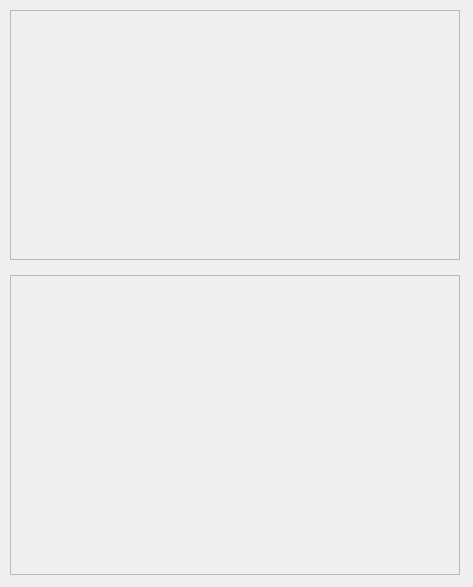
First picture: the form in src/rqt_gcs/resources/gcs.ui, repository CSUN-SERL/lcar-bot, before the edit.
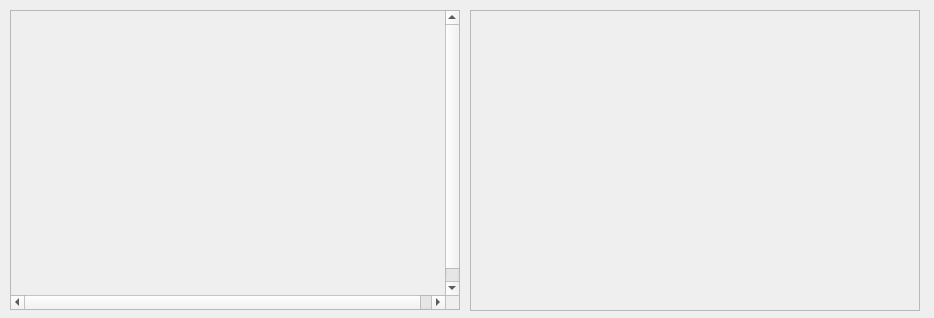
Second picture: the form after the edit.

Commit message: GPS fully functional, auto-track and free to roam camera working as well. lcarbot-gcs.perspective will be our demo layout for rqt.

Patch:
```diff
--- a/src/rqt_gcs/resources/gcs.ui
+++ b/src/rqt_gcs/resources/gcs.ui
@@ -6,8 +6,8 @@
    <rect>
     <x>0</x>
     <y>0</y>
-    <width>473</width>
-    <height>587</height>
+    <width>934</width>
+    <height>318</height>
    </rect>
   </property>
   <property name="windowTitle">
@@ -16,10 +16,10 @@
   <widget class="QScrollArea" name="MissionProgressScrollArea">
    <property name="geometry">
     <rect>
-     <x>10</x>
+     <x>470</x>
      <y>10</y>
      <width>450</width>
-     <height>250</height>
+     <height>301</height>
     </rect>
    </property>
    <property name="sizePolicy">
@@ -49,7 +49,7 @@
       <x>0</x>
       <y>0</y>
       <width>448</width>
-      <height>245</height>
+      <height>295</height>
      </rect>
     </property>
     <property name="sizePolicy">
@@ -61,7 +61,7 @@
     <property name="minimumSize">
      <size>
       <width>200</width>
-      <height>245</height>
+      <height>295</height>
      </size>
     </property>
     <layout class="QGridLayout" name="gridLayout_3">
@@ -88,7 +88,7 @@
    <property name="geometry">
     <rect>
      <x>10</x>
-     <y>275</y>
+     <y>10</y>
      <width>450</width>
      <height>300</height>
     </rect>
@@ -141,7 +141,7 @@
     <property name="minimumSize">
      <size>
       <width>445</width>
-      <height>270</height>
+      <height>298</height>
      </size>
     </property>
     <layout class="QGridLayout" name="gridLayout_4">
```
Left out of the diff: 33 changed lines with no effect on the pictures. The commit also changes 3 other files.
